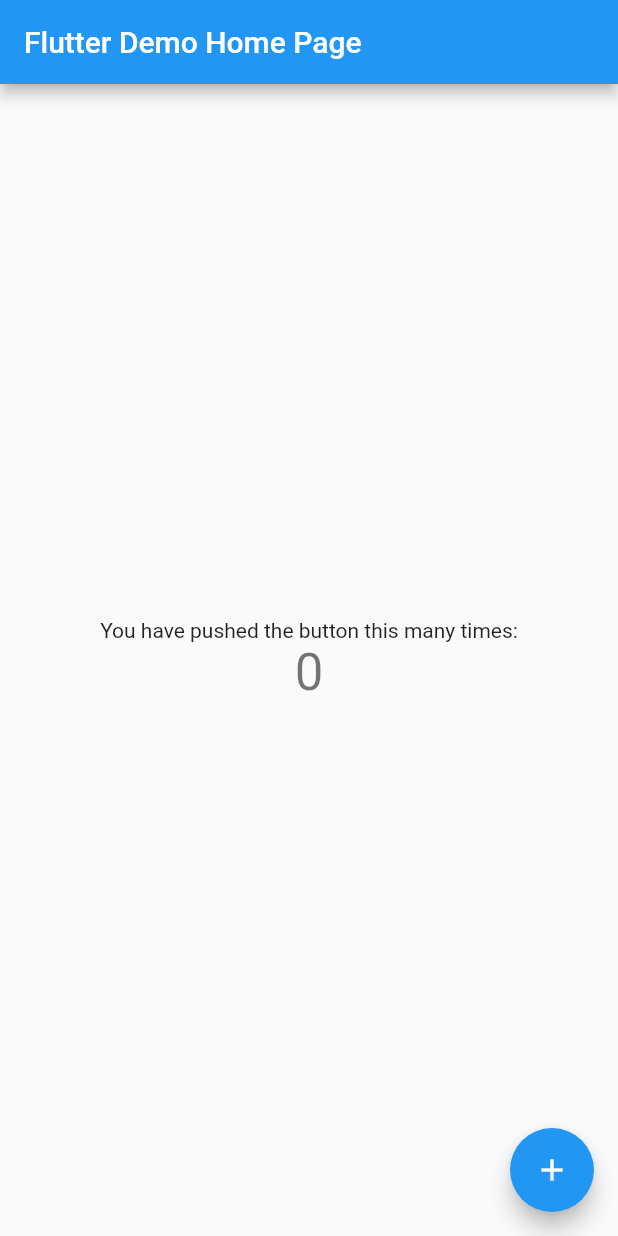
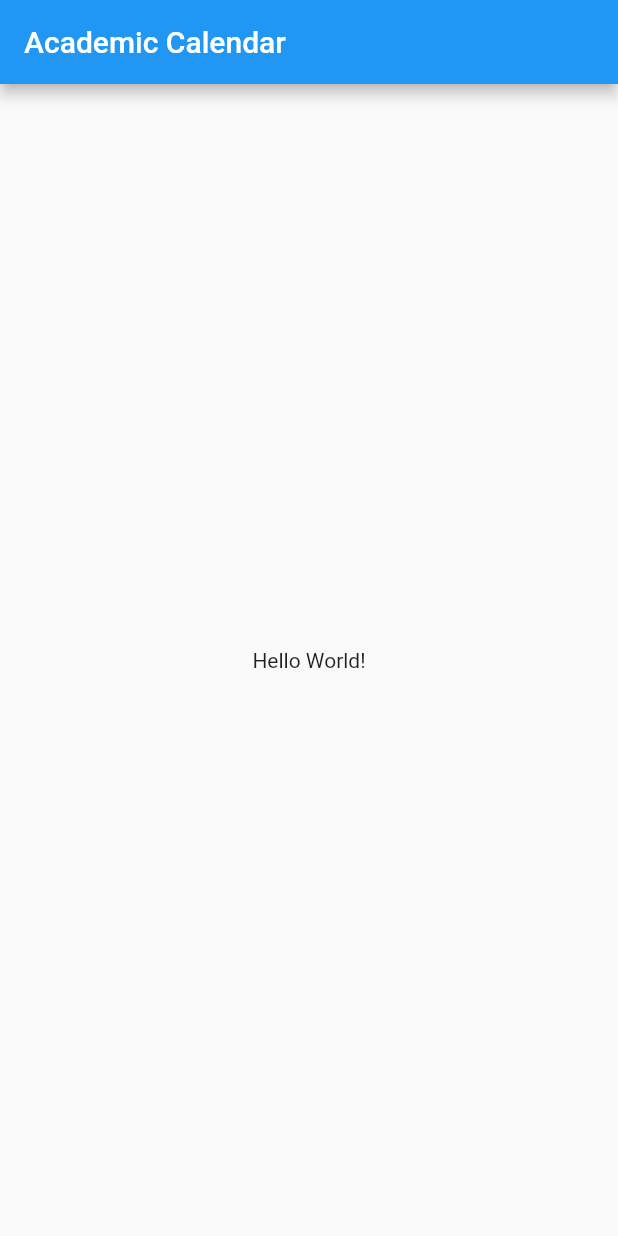
Before and after one commit to akathecoder/academic_calendar, a Flutter app: the screen it shows after launch, on a phone screen of 412 x 824 dp. Run offline on Flutter 3.47's test engine with Material 2 defaults, Android fonts, the phone set to English and light mode, and no system bars.

Commit message:
cleaned src folder

```diff
--- /dev/null
+++ b/lib/Screens/MyHomePage.dart
@@ -0,0 +1,24 @@
+import 'package:flutter/material.dart';
+
+class MyHomePage extends StatefulWidget {
+  final String title;
+
+  const MyHomePage({Key? key, required this.title}) : super(key: key);
+
+  @override
+  _MyHomePageState createState() => _MyHomePageState();
+}
+
+class _MyHomePageState extends State<MyHomePage> {
+  @override
+  Widget build(BuildContext context) {
+    return Scaffold(
+      appBar: AppBar(
+        title: Text(widget.title),
+      ),
+      body: const Center(
+        child: Text('Hello World!'),
+      ),
+    );
+  }
+}
--- a/lib/main.dart
+++ b/lib/main.dart
@@ -1,3 +1,4 @@
+import 'package:academic_calendar/Screens/MyHomePage.dart';
 import 'package:flutter/material.dart';
 
 void main() {
@@ -11,105 +12,12 @@ class MyApp extends StatelessWidget {
   @override
   Widget build(BuildContext context) {
     return MaterialApp(
-      title: 'Flutter Demo',
+      title: 'Academic Calendar',
+      debugShowCheckedModeBanner: false,
       theme: ThemeData(
-        // This is the theme of your application.
-        //
-        // Try running your application with "flutter run". You'll see the
-        // application has a blue toolbar. Then, without quitting the app, try
-        // changing the primarySwatch below to Colors.green and then invoke
-        // "hot reload" (press "r" in the console where you ran "flutter run",
-        // or simply save your changes to "hot reload" in a Flutter IDE).
-        // Notice that the counter didn't reset back to zero; the application
-        // is not restarted.
         primarySwatch: Colors.blue,
       ),
-      home: const MyHomePage(title: 'Flutter Demo Home Page'),
+      home: const MyHomePage(title: 'Academic Calendar'),
     );
   }
 }
-
-class MyHomePage extends StatefulWidget {
-  const MyHomePage({Key? key, required this.title}) : super(key: key);
-
-  // This widget is the home page of your application. It is stateful, meaning
-  // that it has a State object (defined below) that contains fields that affect
-  // how it looks.
-
-  // This class is the configuration for the state. It holds the values (in this
-  // case the title) provided by the parent (in this case the App widget) and
-  // used by the build method of the State. Fields in a Widget subclass are
-  // always marked "final".
-
-  final String title;
-
-  @override
-  State<MyHomePage> createState() => _MyHomePageState();
-}
-
-class _MyHomePageState extends State<MyHomePage> {
-  int _counter = 0;
-
-  void _incrementCounter() {
-    setState(() {
-      // This call to setState tells the Flutter framework that something has
-      // changed in this State, which causes it to rerun the build method below
-      // so that the display can reflect the updated values. If we changed
-      // _counter without calling setState(), then the build method would not be
-      // called again, and so nothing would appear to happen.
-      _counter++;
-    });
-  }
-
-  @override
-  Widget build(BuildContext context) {
-    // This method is rerun every time setState is called, for instance as done
-    // by the _incrementCounter method above.
-    //
-    // The Flutter framework has been optimized to make rerunning build methods
-    // fast, so that you can just rebuild anything that needs updating rather
-    // than having to individually change instances of widgets.
-    return Scaffold(
-      appBar: AppBar(
-        // Here we take the value from the MyHomePage object that was created by
-        // the App.build method, and use it to set our appbar title.
-        title: Text(widget.title),
-      ),
-      body: Center(
-        // Center is a layout widget. It takes a single child and positions it
-        // in the middle of the parent.
-        child: Column(
-          // Column is also a layout widget. It takes a list of children and
-          // arranges them vertically. By default, it sizes itself to fit its
-          // children horizontally, and tries to be as tall as its parent.
-          //
-          // Invoke "debug painting" (press "p" in the console, choose the
-          // "Toggle Debug Paint" action from the Flutter Inspector in Android
-          // Studio, or the "Toggle Debug Paint" command in Visual Studio Code)
-          // to see the wireframe for each widget.
-          //
-          // Column has various properties to control how it sizes itself and
-          // how it positions its children. Here we use mainAxisAlignment to
-          // center the children vertically; the main axis here is the vertical
-          // axis because Columns are vertical (the cross axis would be
-          // horizontal).
-          mainAxisAlignment: MainAxisAlignment.center,
-          children: <Widget>[
-            const Text(
-              'You have pushed the button this many times:',
-            ),
-            Text(
-              '$_counter',
-              style: Theme.of(context).textTheme.headline4,
-            ),
-          ],
-        ),
-      ),
-      floatingActionButton: FloatingActionButton(
-        onPressed: _incrementCounter,
-        tooltip: 'Increment',
-        child: const Icon(Icons.add),
-      ), // This trailing comma makes auto-formatting nicer for build methods.
-    );
-  }
-}
```
